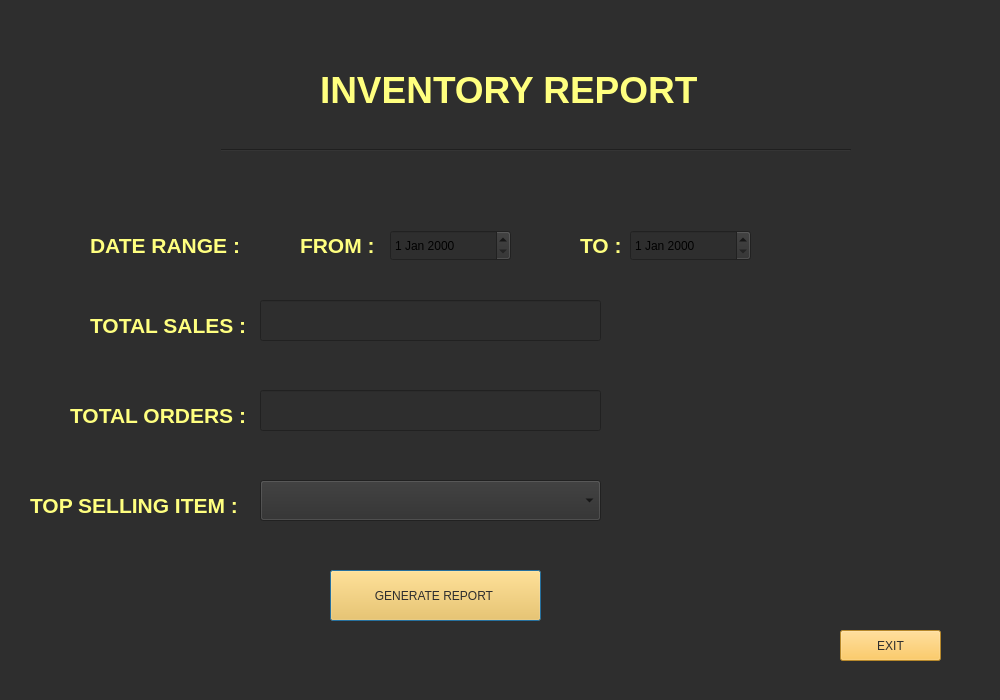
Before: the Qt Designer form gen_report.ui in mesum-abbas/Canteen_Managment_System, drawn with Qt 5.
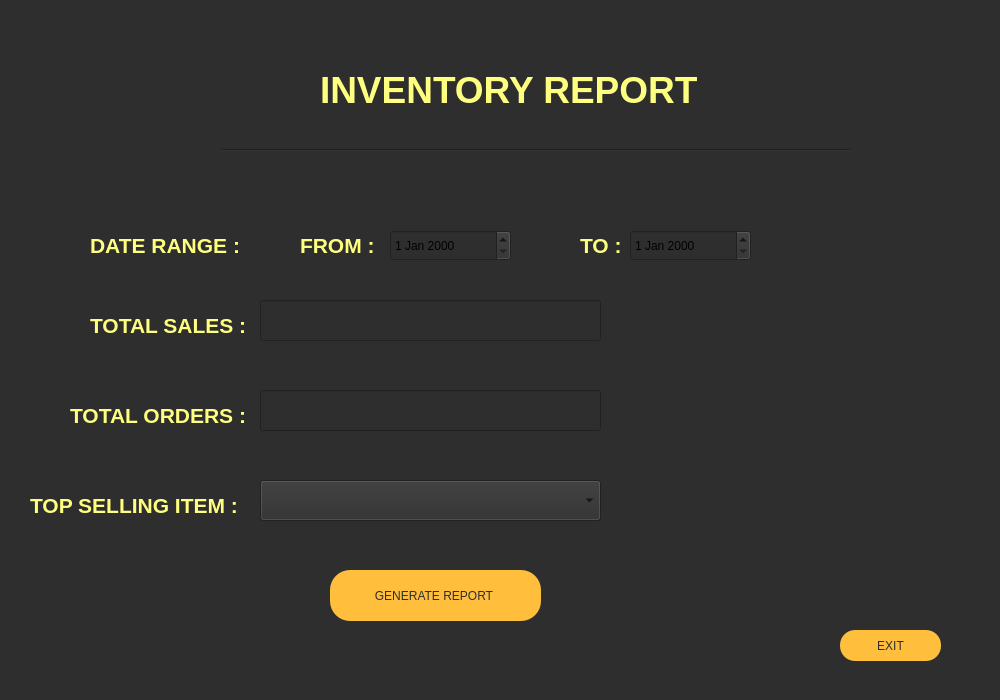
After: the same form once the commit is applied. Icons and pictures are not drawn.

```diff
--- a/gen_report.ui
+++ b/gen_report.ui
@@ -166,7 +166,9 @@
     <string notr="true">font: 12pt &quot;Segoe UI&quot;;
 font: 12pt &quot;Segoe UI&quot;;
 background-color: rgb(255, 191, 60);
-color: rgb(46, 46, 46);</string>
+color: rgb(46, 46, 46);
+color: rgb(46, 46, 46);
+border-radius:20px;</string>
    </property>
    <property name="text">
     <string>GENERATE REPORT </string>
@@ -185,7 +187,9 @@
     <string notr="true">font: 12pt &quot;Segoe UI&quot;;
 font: 12pt &quot;Segoe UI&quot;;
 background-color: rgb(255, 191, 60);
-color: rgb(46, 46, 46);</string>
+color: rgb(46, 46, 46);
+color: rgb(46, 46, 46);
+border-radius:15px;</string>
    </property>
    <property name="text">
     <string>EXIT</string>
```
